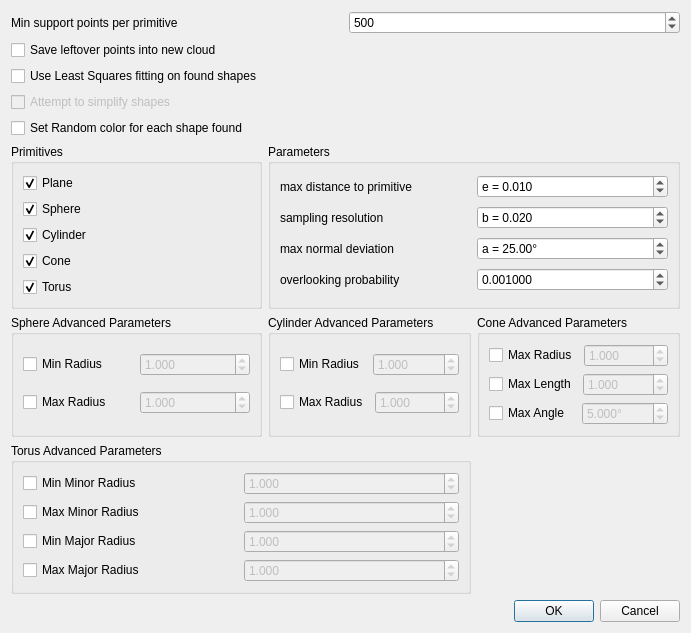
Above: plugins/core/Standard/qRANSAC_SD/ui/ransacSDDlg.ui from CloudCompare/CloudCompare before the change. Below: the same form after it.
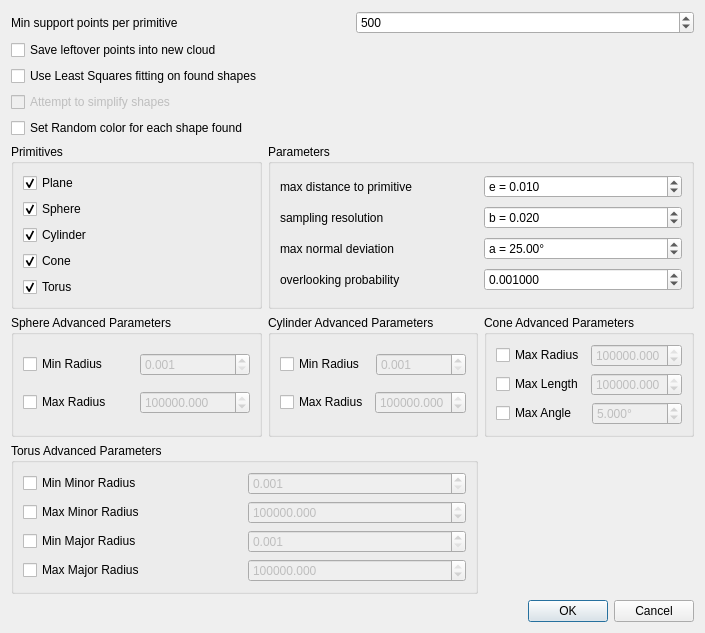
That is the form after the change. Icons and pictures are not drawn.

Commit message: The Ransac SD  plugin dialog was not properly initialzing the min and max radii of the detected shapes, preventing from detecting some or all instances of these shapes if not explicitly defined by the user

The edit to the form file:
```diff
--- a/plugins/core/Standard/qRANSAC_SD/ui/ransacSDDlg.ui
+++ b/plugins/core/Standard/qRANSAC_SD/ui/ransacSDDlg.ui
@@ -113,10 +113,10 @@
            <double>0.001000000000000</double>
           </property>
           <property name="maximum">
-           <double>10000.000000000000000</double>
+           <double>1000000.000000000000000</double>
           </property>
           <property name="value">
-           <double>1.000000000000000</double>
+           <double>1000000.000000000000000</double>
           </property>
          </widget>
         </item>
@@ -143,10 +143,10 @@
            <double>0.001000000000000</double>
           </property>
           <property name="maximum">
-           <double>10000.000000000000000</double>
+           <double>1000000.000000000000000</double>
           </property>
           <property name="value">
-           <double>1.000000000000000</double>
+           <double>1000000.000000000000000</double>
           </property>
          </widget>
         </item>
@@ -227,7 +227,7 @@
            <double>10000.000000000000000</double>
           </property>
           <property name="value">
-           <double>1.000000000000000</double>
+           <double>0.001000000000000</double>
           </property>
          </widget>
         </item>
@@ -254,10 +254,10 @@
            <double>0.001000000000000</double>
           </property>
           <property name="maximum">
-           <double>10000.000000000000000</double>
+           <double>1000000.000000000000000</double>
           </property>
           <property name="value">
-           <double>1.000000000000000</double>
+           <double>1000000.000000000000000</double>
           </property>
          </widget>
         </item>
@@ -296,7 +296,7 @@
            <double>10000.000000000000000</double>
           </property>
           <property name="value">
-           <double>1.000000000000000</double>
+           <double>0.001000000000000</double>
           </property>
          </widget>
         </item>
@@ -323,10 +323,10 @@
            <double>0.001000000000000</double>
           </property>
           <property name="maximum">
-           <double>10000.000000000000000</double>
+           <double>1000000.000000000000000</double>
           </property>
           <property name="value">
-           <double>1.000000000000000</double>
+           <double>1000000.000000000000000</double>
           </property>
          </widget>
         </item>
@@ -592,7 +592,7 @@
            <double>10000.000000000000000</double>
           </property>
           <property name="value">
-           <double>1.000000000000000</double>
+           <double>0.001000000000000</double>
           </property>
          </widget>
         </item>
@@ -619,10 +619,10 @@
            <double>0.001000000000000</double>
           </property>
           <property name="maximum">
-           <double>10000.000000000000000</double>
+           <double>1000000.000000000000000</double>
           </property>
           <property name="value">
-           <double>1.000000000000000</double>
+           <double>1000000.000000000000000</double>
           </property>
          </widget>
         </item>
@@ -652,7 +652,7 @@
            <double>10000.000000000000000</double>
           </property>
           <property name="value">
-           <double>1.000000000000000</double>
+           <double>0.001000000000000</double>
           </property>
          </widget>
         </item>
@@ -679,10 +679,10 @@
            <double>0.001000000000000</double>
           </property>
           <property name="maximum">
-           <double>10000.000000000000000</double>
+           <double>1000000.000000000000000</double>
           </property>
           <property name="value">
-           <double>1.000000000000000</double>
+           <double>1000000.000000000000000</double>
           </property>
          </widget>
         </item>
```
The commit also changes 2 other files.
